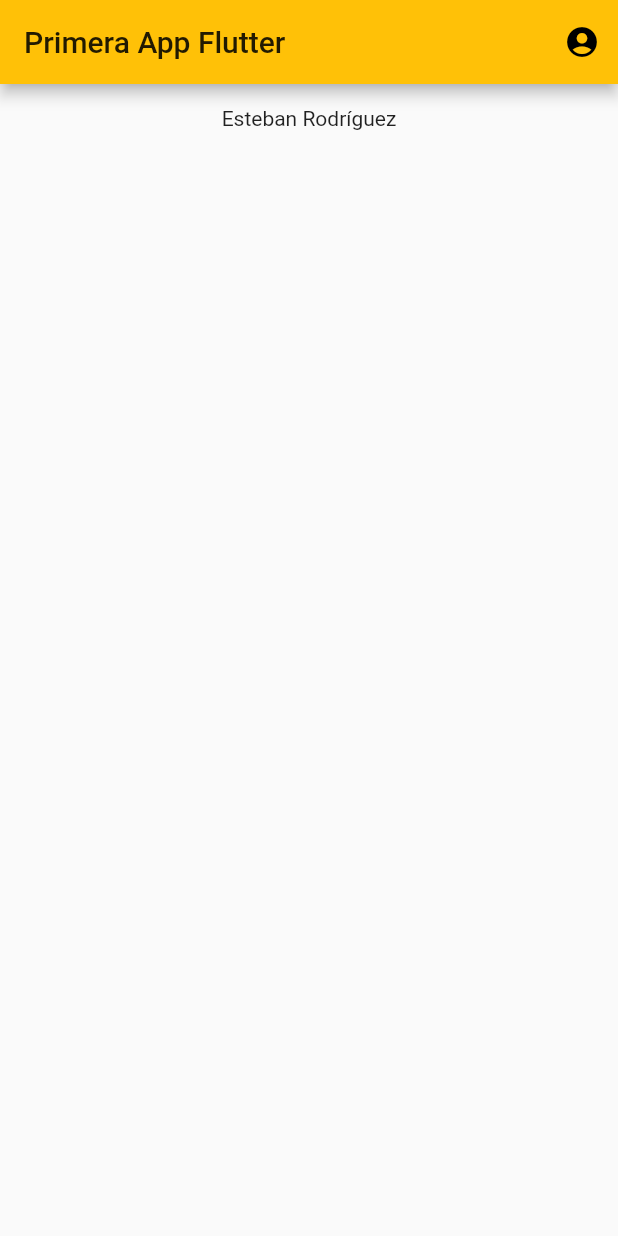
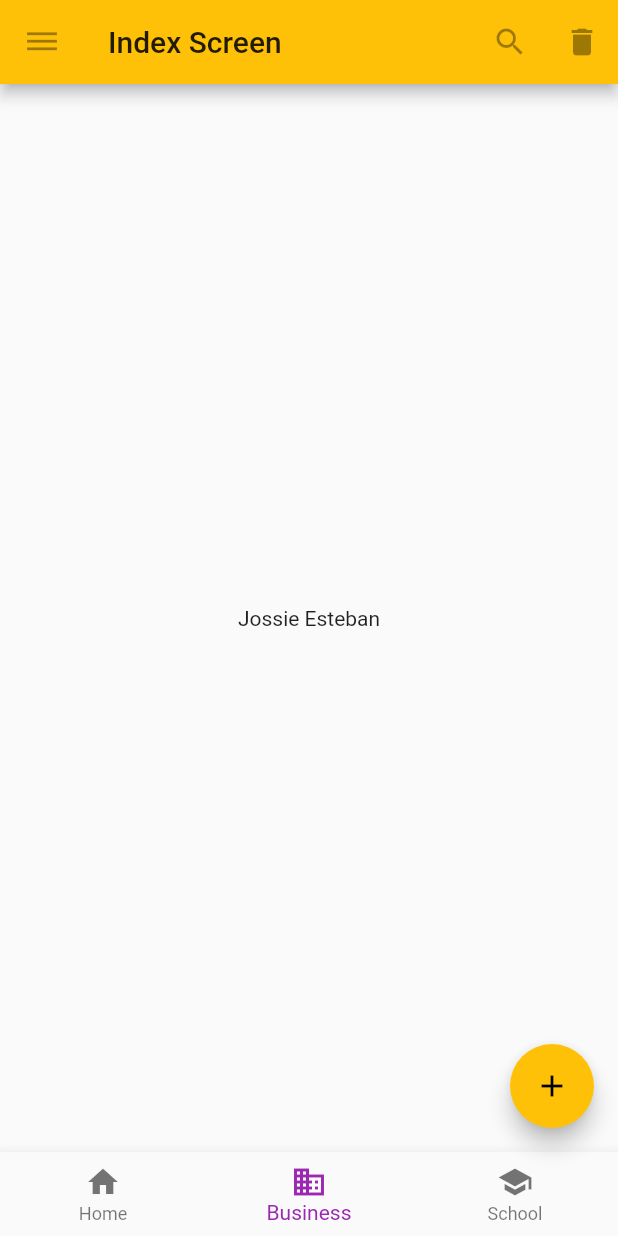
Before and after one commit to jestebanrods/monorepo, a Flutter app: the screen it shows after launch, on a phone screen of 412 x 824 dp. Run offline on Flutter 3.47's test engine with Material 2 defaults, Android fonts, the phone set to English and light mode, and no system bars.

Commit message:
Flutter: First pruebas de concepto de estructura del proyecto

```diff
--- a/flutter/first/lib/main.dart
+++ b/flutter/first/lib/main.dart
@@ -1,48 +1,13 @@
+import 'package:first/screens/home.dart';
 import 'package:flutter/material.dart';
 
-void main() => runApp(MyApp());
-
-class MyApp extends StatelessWidget {
-  // This widget is the root of your application.
-  @override
-  Widget build(BuildContext context) {
-    return MaterialApp(
-      debugShowCheckedModeBanner: false,
-      title: 'Pruebas',
-      theme: ThemeData(
-        primarySwatch: Colors.amber,
-      ),
-      home: MyStatelessWidget(),
-    );
-  }
+void main() {
+  runApp(MaterialApp(
+    debugShowCheckedModeBanner: false,
+    title: 'First App',
+    theme: ThemeData(
+      primarySwatch: Colors.amber,
+    ),
+    home: IndexScreen(),
+  ));
 }
-
-class MyStatelessWidget extends StatelessWidget {
-  MyStatelessWidget({Key key}) : super(key: key);
-
-  @override
-  Widget build(BuildContext context) {
-    return Scaffold(
-        appBar: AppBar(
-          title: Text('Primera App Flutter'),
-          actions: <Widget>[
-            IconButton(
-              icon: Icon(Icons.account_circle),
-              tooltip: 'Bella',
-              onPressed: () {
-                // ...
-              },
-            ),
-          ],
-        ),
-        body: Row(
-            crossAxisAlignment: CrossAxisAlignment.center,
-            mainAxisAlignment: MainAxisAlignment.center,
-            children: <Widget>[
-              Padding(
-                padding: EdgeInsets.only(top: 15.0),
-                child: Text('Esteban Rodríguez'),
-              ),
-            ]));
-  }
-}
--- /dev/null
+++ b/flutter/first/lib/screens/home.dart
@@ -0,0 +1,48 @@
+import 'package:flutter/material.dart';
+
+class IndexScreen extends StatelessWidget {
+  @override
+  Widget build(BuildContext context) {
+    return Scaffold(
+      appBar: AppBar(
+        leading: IconButton(
+          icon: Icon(Icons.dehaze),
+          onPressed: null,
+          tooltip: 'Leading',
+        ),
+        title: Text('Index Screen'),
+        actions: <Widget>[
+          IconButton(
+            icon: Icon(Icons.search),
+            tooltip: 'Search',
+            onPressed: null,
+          ),
+          IconButton(
+            icon: Icon(Icons.delete),
+            tooltip: 'Delete',
+            onPressed: null,
+          ),
+        ],
+      ),
+      body: Center(
+        child: Text('Jossie Esteban'),
+      ),
+      floatingActionButton: FloatingActionButton(
+        tooltip: 'Add',
+        child: Icon(Icons.add),
+        onPressed: null,
+      ),
+      bottomNavigationBar: BottomNavigationBar(
+        items: <BottomNavigationBarItem>[
+          BottomNavigationBarItem(icon: Icon(Icons.home), title: Text('Home')),
+          BottomNavigationBarItem(
+              icon: Icon(Icons.business), title: Text('Business')),
+          BottomNavigationBarItem(
+              icon: Icon(Icons.school), title: Text('School')),
+        ],
+        currentIndex: 1,
+        fixedColor: Colors.purple,
+      ),
+    );
+  }
+}
```
Also changed, not shown: flutter/first/pubspec.yaml (+1 -55 lines), 2 other files.
